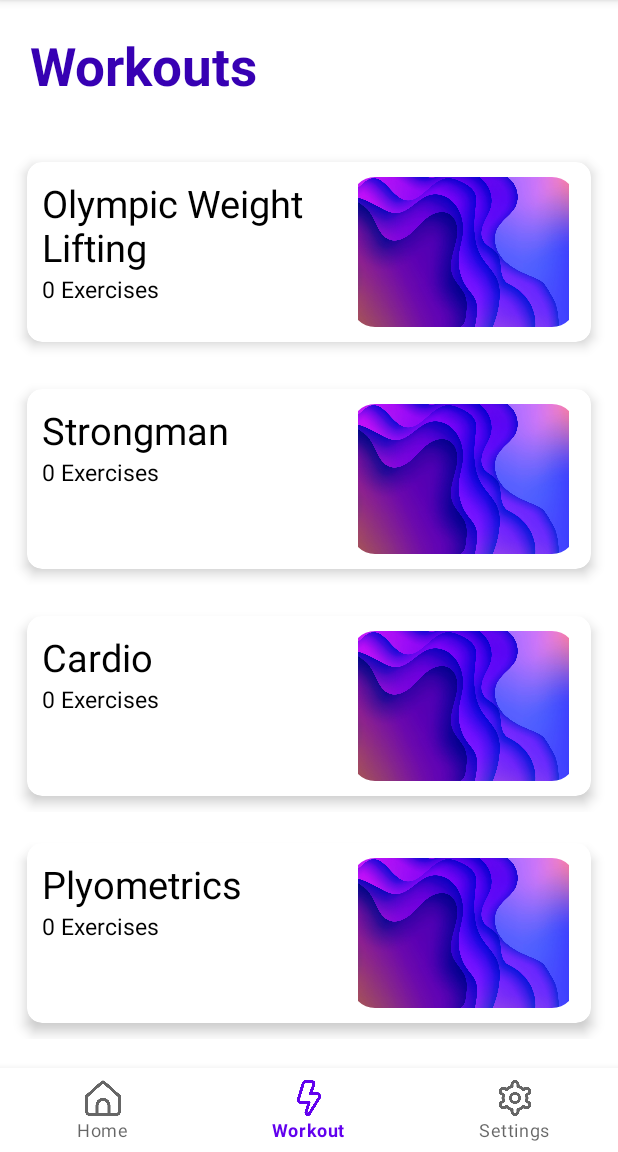
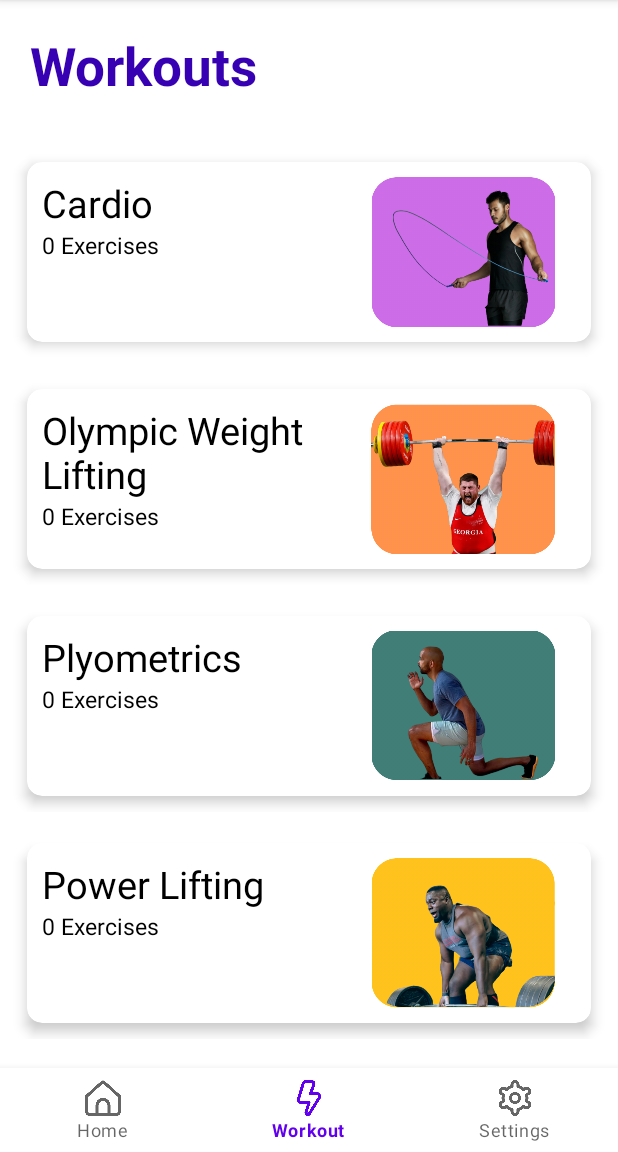
Before and after one commit to jimasr/fit-ut, an Android app: the screen it shows after launch (MainActivity), item 2 of the bottom bar chosen, on a phone screen of 412 x 824 dp, the part 84-1236 px from its top. Run offline under Robolectric (Android 15) with nearby library versions, the light colour scheme and no system bars; our stand-ins replace Firebase (no records; nobody signed in at launch, a user with empty details on screens opened directly); pictures from the network do not load; 2 statements that could not run were skipped.

Commit message:
Adding image to workout list

```diff
--- a/app/src/main/java/com/example/myapplication/fragment/WorkoutFragment.java
+++ b/app/src/main/java/com/example/myapplication/fragment/WorkoutFragment.java
@@ -39,7 +39,6 @@ public class WorkoutFragment extends Fragment implements FragmentChangeListener
     private static final String BASE_URL = "https://api.api-ninjas.com/";
     private static APIInterface apiInterface;
     private Call<List<Exercise>> listWorkoutCall;
-    private HashMap<String, String> LIST_OF_TYPE;
 
 
     @Override
@@ -47,8 +46,7 @@ public class WorkoutFragment extends Fragment implements FragmentChangeListener
         // Inflate the layout for this fragment
         View result = inflater.inflate(R.layout.fragment_workout, container, false);
 
-        List<WorkoutItem> items = new ArrayList<WorkoutItem>();
-        LIST_OF_TYPE = initWorkoutList();
+        List<WorkoutItem> items = initWorkoutList();
         recyclerView = result.findViewById(R.id.workout_recyclerview);
         workoutAdapter = new WorkoutAdapter(result.getContext(), items);
 
@@ -59,12 +57,10 @@ public class WorkoutFragment extends Fragment implements FragmentChangeListener
         // Retrofit for fetching the data from the API Ninja
         apiInterface = APIClient.getClient(BASE_URL).create(APIInterface.class);
 
-        for (String type: LIST_OF_TYPE.keySet()) {
-            WorkoutItem item = new WorkoutItem(type, LIST_OF_TYPE.get(type), 0);
-            items.add(item);
+        for (WorkoutItem item: items) {
 
             // Calling the API
-            listWorkoutCall = apiInterface.getDataByType(LIST_OF_TYPE.get(type));
+            listWorkoutCall = apiInterface.getDataByType(item.getApiParam());
             listWorkoutCall.enqueue(new Callback<List<Exercise>>() {
                 @Override
                 public void onResponse(Call<List<Exercise>> call, Response<List<Exercise>> response) {
@@ -143,16 +139,15 @@ public class WorkoutFragment extends Fragment implements FragmentChangeListener
      *
      * @return A HashMap of possible type of Workout
      */
-    public HashMap<String, String> initWorkoutList() {
-        HashMap<String, String> workoutList = new HashMap<String, String>();
-        workoutList.put("Cardio", "cardio");
-        workoutList.put("Olympic Weight Lifting", "olympic_weightlifting");
-        workoutList.put("Plyometrics", "plyometrics");
-        workoutList.put("Power Lifting", "powerlifting");
-        workoutList.put("Strenght", "strength");
-        workoutList.put("Stretching", "stretching");
-        workoutList.put("Strongman",  "strongman");
-
+    public ArrayList<WorkoutItem> initWorkoutList() {
+        ArrayList<WorkoutItem> workoutList = new ArrayList<WorkoutItem>();
+        workoutList.add(new WorkoutItem("Cardio", "cardio", 0, R.drawable.cardio_workout));
+        workoutList.add(new WorkoutItem("Olympic Weight Lifting", "olympic_weightlifting", 0, R.drawable.olympic_workout));
+        workoutList.add(new WorkoutItem("Plyometrics", "plyometrics", 0, R.drawable.plyometric_workout));
+        workoutList.add(new WorkoutItem("Power Lifting", "powerlifting", 0, R.drawable.powerlifting_workout));
+        workoutList.add(new WorkoutItem("Strength", "strength", 0, R.drawable.strength_workout));
+        workoutList.add(new WorkoutItem("Stretching", "stretching", 0, R.drawable.stretching_workout));
+        workoutList.add(new WorkoutItem("Strongman",  "strongman", 0, R.drawable.strongman_workout));
         return workoutList;
     }
 
--- a/app/src/main/java/com/example/myapplication/util/WorkoutItem.java
+++ b/app/src/main/java/com/example/myapplication/util/WorkoutItem.java
@@ -14,8 +14,9 @@ public class WorkoutItem implements Parcelable {
     int image;
 
 
-    public WorkoutItem(String typeName, int NumberOfExercise, int image) {
+    public WorkoutItem(String typeName, String apiParam, int NumberOfExercise, int image) {
         this.typeName = typeName;
+        this.apiParam = apiParam;
         this.numberOfExercise = NumberOfExercise;
         this.image = image;
     }
--- a/app/src/main/res/layout/fragment_exercise.xml
+++ b/app/src/main/res/layout/fragment_exercise.xml
@@ -12,7 +12,7 @@
         android:layout_width="match_parent"
         android:layout_height="200dp"
 
-        android:scaleType="centerCrop"
+        android:scaleType="fitEnd"
         android:background="@drawable/default_illustration"
 
         app:shapeAppearanceOverlay="@style/ShapeAppearanceOverlay.App.CornerBottomRounded"
```
